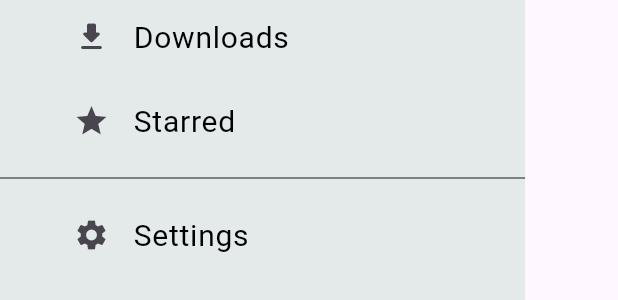
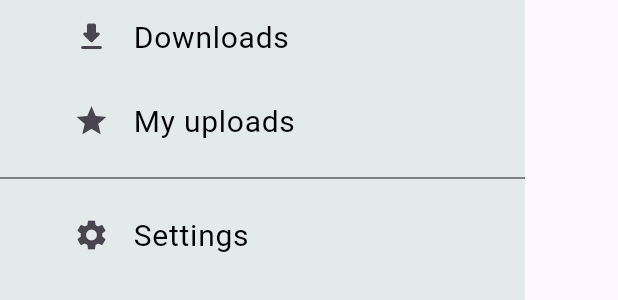
Before and after one commit to GetontoMoses/PapAr, a Flutter app: the MyDrawer widget shown alone on an empty page, opened directly, on a phone screen of 412 x 824 dp. Shown: the part 602-902 px from the top of the screen. Run offline on Flutter 3.47's test engine with Material 3 defaults, Android fonts, the phone set to English and light mode, and no system bars; our stand-ins replace carousel_slider, get, image_picker, shared_preferences; missing offline and left inert: syncfusion_flutter_pdfviewer; accounts and stored records are empty.

Commit message:
feat: working with file uploads

```diff
--- a/lib/pages/drawer.dart
+++ b/lib/pages/drawer.dart
@@ -76,8 +76,8 @@ class MyDrawer extends StatelessWidget {
               ),
               child: ListTile(
                 leading: Icon(Icons.star),
-                title: CustomText(label: "Starred"),
-                onTap: () => Navigator.of(context).pushNamed("/starred"),
+                title: CustomText(label: "My uploads"),
+                onTap: () => Navigator.of(context).pushNamed("/uploads"),
               ),
             ),
             Divider(
--- a/lib/pages/starred.dart
+++ /dev/null
@@ -1,25 +0,0 @@
-import 'package:flutter/material.dart';
-import 'package:public_repo/pages/homeNot.dart';
-
-class Starred extends StatefulWidget {
-  const Starred({super.key});
-
-  @override
-  State<Starred> createState() => _StarredState();
-}
-
-class _StarredState extends State<Starred> {
-  @override
-  Widget build(BuildContext context) {
-    return Home_No_app(
-      body: Column(
-        children: [
-          Container(
-            height: 100,
-            color: Color.fromARGB(255, 192, 238, 6),
-          )
-        ],
-      ),
-    );
-  }
-}
--- a/lib/utils/route.dart
+++ b/lib/utils/route.dart
@@ -3,7 +3,7 @@ import 'package:public_repo/pages/help.dart';
 import 'package:public_repo/pages/privacy.dart';
 import 'package:public_repo/pages/profile.dart';
 import 'package:public_repo/pages/settings.dart';
-import 'package:public_repo/pages/starred.dart';
+import 'package:public_repo/pages/myuploads.dart';
 import 'package:public_repo/pages/dashboard.dart';
 import "package:get/get.dart";
 import 'package:public_repo/pages/downloads.dart';
@@ -21,7 +21,7 @@ class Routes {
     GetPage(name: '/dashboard', page: () => Dashboard()),
     GetPage(name: '/search', page: () => Search()),
     GetPage(name: '/downloads', page: () => Downloads()),
-    GetPage(name: '/starrred', page: () => Starred()),
+    GetPage(name: '/uploads', page: () => MyUploads()),
     GetPage(name: '/settings', page: () => Settings()),
     GetPage(name: '/about', page: () => About()),
     GetPage(name: '/help', page: () => Help()),
--- a/pubspec.yaml
+++ b/pubspec.yaml
@@ -22,6 +22,7 @@ dependencies:
   syncfusion_flutter_pdfviewer: ^25.1.39
   device_info_plus: ^9.1.2
   flutter_secure_storage: ^4.2.1
+  shared_preferences: ^2.2.3
 
 
 
```
Also changed, not shown: lib/models/uploaded.dart (added, +11 -0 lines), lib/pages/myuploads.dart (added, +100 -0 lines), lib/pages/upload.dart (+17 -0 lines), pubspec.lock, 1 other file.
